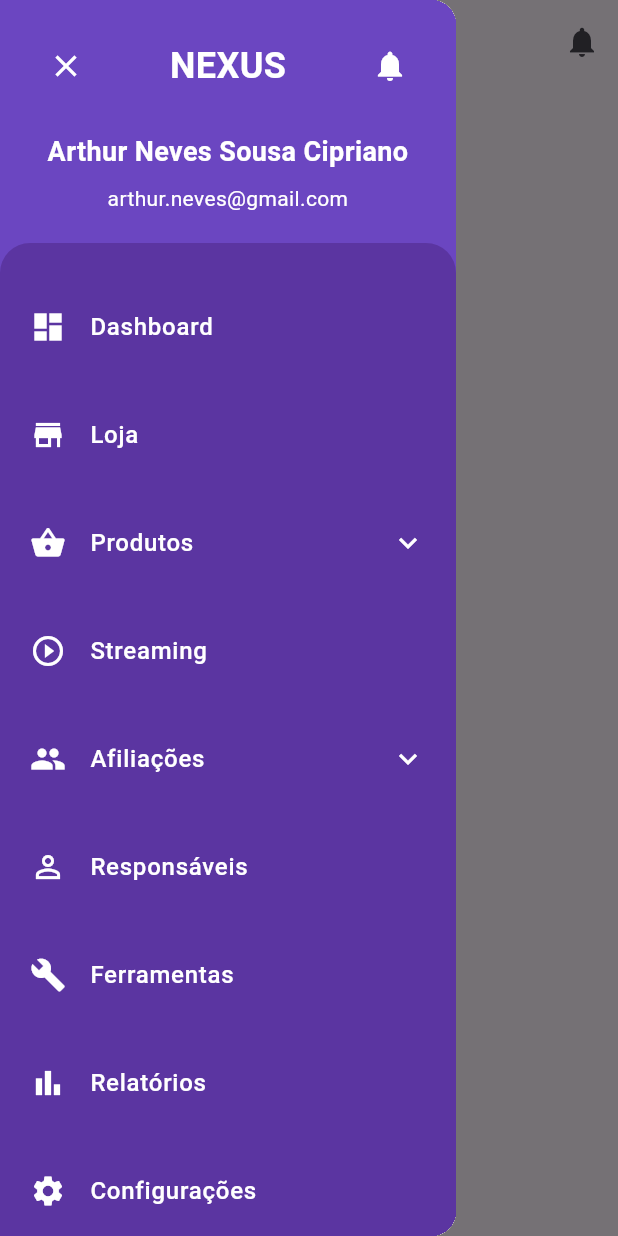
After one commit to HugoFerreiraStack/braip_clone, a Flutter app: the HomePage screen opened by its route, with the side drawer open, on a phone screen of 412 x 824 dp. The commit adds this screen. Run offline on Flutter 3.47's test engine with Material 3 defaults, Android fonts, the phone set to English and light mode, and no system bars; our stand-ins replace dartz, get.

Commit message:
drawer menu

```diff
--- a/lib/config/routes/app_pages.dart
+++ b/lib/config/routes/app_pages.dart
@@ -1,3 +1,5 @@
+import 'package:braip_clone/features/home/presentations/bindings/home_binding.dart';
+import 'package:braip_clone/features/home/presentations/pages/home_page.dart';
 import 'package:braip_clone/features/login/presentations/bindings/login_binding.dart';
 import 'package:braip_clone/features/login/presentations/pages/login_page.dart';
 import 'package:braip_clone/features/splash/presentations/bindings/splash_binding.dart';
@@ -20,6 +22,11 @@ abstract class AppPages {
       page: () => const LoginPage(),
       binding: LoginBinding(),
     ),
+    GetPage(
+      name: Routes.home,
+      page: () => const HomePage(),
+      binding: HomeBinding(),
+    ),
 
   ];
 }
--- a/lib/config/themes/app_colors.dart
+++ b/lib/config/themes/app_colors.dart
@@ -1,7 +1,7 @@
 import 'package:flutter/material.dart';
 
 class AppColors {
-  static const Color primary = Color(0xFF6D36FB);
-  static const Color secondary = Color(0xFFBB22A1);
+  static const Color primary = Color(0xFF795DFF);
+  static const Color secondary = Color(0xFF5945B9);
 
 }
--- /dev/null
+++ b/lib/features/home/presentations/bindings/home_binding.dart
@@ -0,0 +1,10 @@
+import 'package:get/get.dart';
+
+import '../controllers/home_controller.dart';
+
+class HomeBinding extends Bindings {
+  @override
+  void dependencies() {
+    Get.put<HomeController>(HomeController());
+  }
+}
--- /dev/null
+++ b/lib/features/home/presentations/controllers/home_controller.dart
@@ -0,0 +1,3 @@
+import 'package:get/get.dart';
+
+class HomeController extends GetxController {}
--- /dev/null
+++ b/lib/features/home/presentations/pages/home_page.dart
@@ -0,0 +1,183 @@
+import 'package:flutter/material.dart';
+
+class HomePage extends StatelessWidget {
+  const HomePage({super.key});
+
+  @override
+  Widget build(BuildContext context) {
+    return Scaffold(
+      appBar: AppBar(
+        leading: Builder(
+          builder: (context) => IconButton(
+            onPressed: () {
+              Scaffold.of(context).openDrawer();
+            },
+            icon: const Icon(Icons.menu),
+          ),
+        ),
+        title: const Text('NEXUS'),
+        actions: [
+          IconButton(
+            onPressed: () {},
+            icon: const Icon(Icons.notifications),
+          ),
+        ],
+      ),
+      drawer: _buildDrawer(context),
+      body: const Column(
+        children: [
+          Text('Home Page'),
+        ],
+      ),
+    );
+  }
+
+  Widget _buildDrawer(BuildContext context) {
+    return Drawer(
+      child: Container(
+        color: const Color(0xFF6B46C1), // Cor roxa principal
+        child: Column(
+          children: [
+            // Header do drawer
+            Container(
+              padding: const EdgeInsets.all(20),
+              child: Column(
+                children: [
+                  Row(
+                    mainAxisAlignment: MainAxisAlignment.spaceBetween,
+                    children: [
+                      IconButton(
+                        onPressed: () => Navigator.pop(context),
+                        icon: const Icon(Icons.close, color: Colors.white, size: 24),
+                      ),
+                      const Text(
+                        'NEXUS',
+                        style: TextStyle(
+                          color: Colors.white,
+                          fontSize: 24,
+                          fontWeight: FontWeight.bold,
+                        ),
+                      ),
+                      IconButton(
+                        onPressed: () {},
+                        icon: const Icon(Icons.notifications, color: Colors.white, size: 24),
+                      ),
+                    ],
+                  ),
+                  const SizedBox(height: 20),
+                  const Text(
+                    'Arthur Neves Sousa Cipriano',
+                    style: TextStyle(
+                      color: Colors.white,
+                      fontSize: 18,
+                      fontWeight: FontWeight.bold,
+                    ),
+                    textAlign: TextAlign.center,
+                  ),
+                  const SizedBox(height: 8),
+                  const Text(
+                    'arthur.neves@gmail.com',
+                    style: TextStyle(
+                      color: Colors.white,
+                      fontSize: 14,
+                    ),
+                    textAlign: TextAlign.center,
+                  ),
+                ],
+              ),
+            ),
+
+            // Menu principal
+            Expanded(
+              child: Container(
+                decoration: const BoxDecoration(
+                  color: Color(0xFF5B35A1), // Cor roxa mais escura
+                  borderRadius: BorderRadius.only(
+                    topLeft: Radius.circular(20),
+                    topRight: Radius.circular(20),
+                  ),
+                ),
+                child: ListView(
+                  padding: const EdgeInsets.symmetric(vertical: 20),
+                  children: [
+                    _buildMenuItem(
+                      icon: Icons.dashboard,
+                      title: 'Dashboard',
+                      onTap: () => Navigator.pop(context),
+                    ),
+                    _buildMenuItem(
+                      icon: Icons.store,
+                      title: 'Loja',
+                      onTap: () => Navigator.pop(context),
+                    ),
+                    _buildMenuItem(
+                      icon: Icons.shopping_basket,
+                      title: 'Produtos',
+                      onTap: () => Navigator.pop(context),
+                      hasSubmenu: true,
+                    ),
+                    _buildMenuItem(
+                      icon: Icons.play_circle_outline,
+                      title: 'Streaming',
+                      onTap: () => Navigator.pop(context),
+                    ),
+                    _buildMenuItem(
+                      icon: Icons.people,
+                      title: 'Afiliações',
+                      onTap: () => Navigator.pop(context),
+                      hasSubmenu: true,
+                    ),
+                    _buildMenuItem(
+                      icon: Icons.person_outline,
+                      title: 'Responsáveis',
+                      onTap: () => Navigator.pop(context),
+                    ),
+                    _buildMenuItem(
+                      icon: Icons.build,
+                      title: 'Ferramentas',
+                      onTap: () => Navigator.pop(context),
+                    ),
+                    _buildMenuItem(
+                      icon: Icons.bar_chart,
+                      title: 'Relatórios',
+                      onTap: () => Navigator.pop(context),
+                    ),
+                    _buildMenuItem(
+                      icon: Icons.settings,
+                      title: 'Configurações',
+                      onTap: () => Navigator.pop(context),
+                    ),
+                  ],
+                ),
+              ),
+            ),
+          ],
+        ),
+      ),
+    );
+  }
+
+  Widget _buildMenuItem({
+    required IconData icon,
+    required String title,
+    required VoidCallback onTap,
+    bool hasSubmenu = false,
+  }) {
+    return ListTile(
+      leading: Icon(icon, color: Colors.white, size: 24),
+      title: Text(
+        title,
+        style: const TextStyle(
+          color: Colors.white,
+          fontSize: 16,
+          fontWeight: FontWeight.w500,
+        ),
+      ),
+      trailing: hasSubmenu
+          ? const Icon(Icons.keyboard_arrow_down, color: Colors.white)
+          : null,
+      onTap: onTap,
+      contentPadding: const EdgeInsets.symmetric(horizontal: 20, vertical: 8),
+    );
+  }
+}
--- a/lib/features/login/presentations/controllers/login_controller.dart
+++ b/lib/features/login/presentations/controllers/login_controller.dart
@@ -1,5 +1,10 @@
+import 'package:braip_clone/config/routes/app_pages.dart';
 import 'package:get/get.dart';
 
 class LoginController extends GetxController{
 
+  void login() {
+    Get.toNamed(Routes.home);
+  }
+
 }
--- a/lib/features/login/presentations/pages/login_page.dart
+++ b/lib/features/login/presentations/pages/login_page.dart
@@ -37,7 +37,9 @@ class LoginPage extends GetView<LoginController> {
                   ),
                   const SizedBox(height: 24),
                   CustomButton(
-                    onPressed: () {},
+                    onPressed: () {
+                      controller.login();
+                    },
                     backgroundColor: AppColors.secondary,
                     child: const Text(
                       'Informe suas credenciais',
--- a/lib/shared/widgets/buttons/custom_button.dart
+++ b/lib/shared/widgets/buttons/custom_button.dart
@@ -23,7 +23,7 @@ class CustomButton extends StatelessWidget {
           ),
           padding: const EdgeInsets.symmetric(vertical: 18),
         ),
-        onPressed: () {},
+        onPressed: onPressed,
         child: child,
       ),
     );
```
Also changed, not shown: assets/logo.png, 2 other files.
